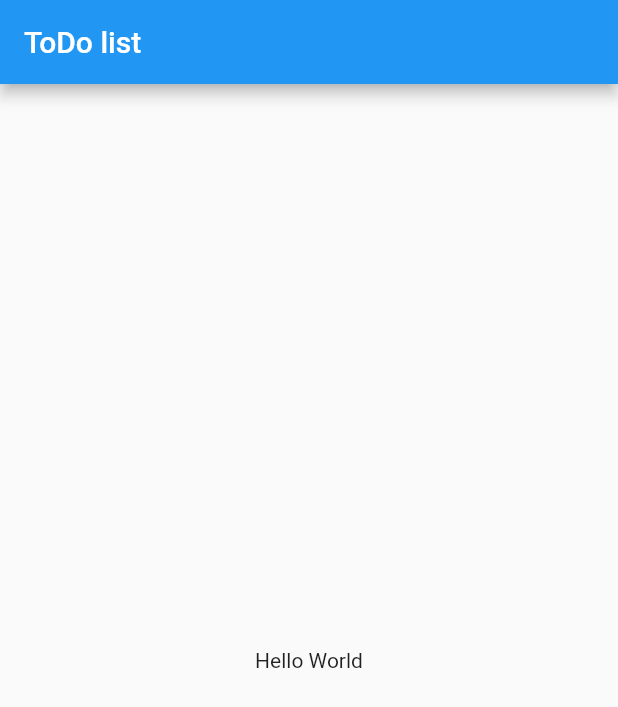
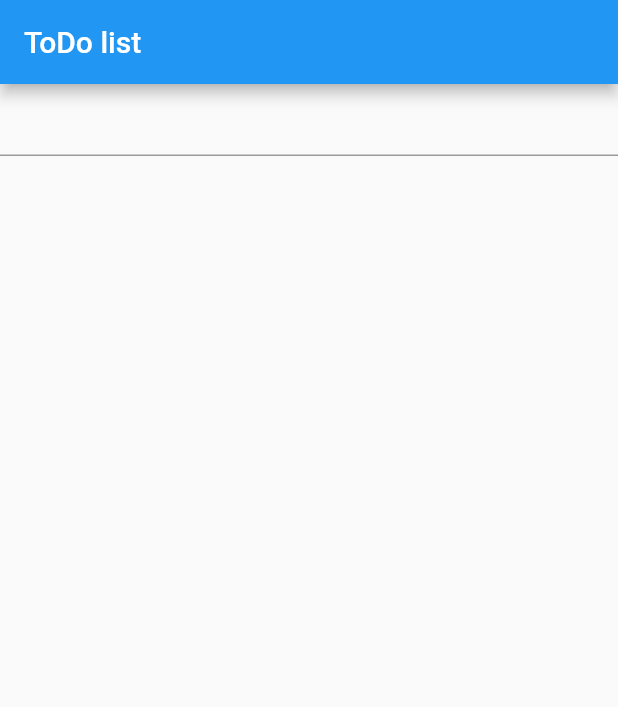
Before and after one commit to zhesha/FlutterToDo, a Flutter app: the screen it shows after launch, on a phone screen of 412 x 824 dp. Shown: the top 707 px of the screen. Run offline on Flutter 3.47's test engine with Material 2 defaults, Android fonts, the phone set to English and light mode, and no system bars.

Commit message:
adding todos

```diff
--- /dev/null
+++ b/lib/HomePage.dart
@@ -0,0 +1,55 @@
+import 'package:flutter/material.dart';
+
+class HomePage extends StatefulWidget {
+  @override
+  State createState() => new HomePageState();
+}
+
+class HomePageState extends State<HomePage> {
+  var todoList = List<String>();
+  TextField _textField;
+
+  TextField _getTextField() {
+    if (_textField == null) {
+      TextEditingController textEditingController = new TextEditingController();
+      _textField = new TextField(
+        controller: textEditingController,
+        onSubmitted: (taskName) {
+          setState(() {
+            todoList.add(textEditingController.text);
+            textEditingController.clear();
+          });
+        },
+      );
+    }
+
+    return _textField;
+  }
+
+  List<Widget> _todoListView() {
+    var result = List<Widget>();
+    for (var index = 0; index < todoList.length * 2 - 1; index += 1) {
+      if (index.isOdd) {
+        result.add(new Divider());
+      } else {
+        result.add(new Text(todoList.elementAt(index ~/ 2)));
+      }
+    }
+    return result;
+  }
+
+  @override
+  Widget build(BuildContext context) {
+    return new Column(
+      children: <Widget>[
+        _getTextField(),
+        new Expanded(
+            child: new ListView(
+          shrinkWrap: true,
+          padding: const EdgeInsets.all(20.0),
+          children: _todoListView(),
+        ))
+      ],
+    );
+  }
+}
--- a/lib/main.dart
+++ b/lib/main.dart
@@ -1,9 +1,10 @@
 import 'package:flutter/material.dart';
+
+import 'HomePage.dart';
 
 void main() => runApp(new MyApp());
 
 class MyApp extends StatelessWidget {
-  // This widget is the root of your application.
   @override
   Widget build(BuildContext context) {
     return new MaterialApp(
@@ -12,10 +13,11 @@ class MyApp extends StatelessWidget {
         primarySwatch: Colors.blue,
       ),
       home: new Scaffold(
-          appBar: new AppBar(
-            title: new Text('ToDo list'),
-          ),
-          body: new Center(child: new Text('Hello World'))),
+        appBar: new AppBar(
+          title: new Text('ToDo list'),
+        ),
+        body: new HomePage(),
+      ),
     );
   }
 }
```
